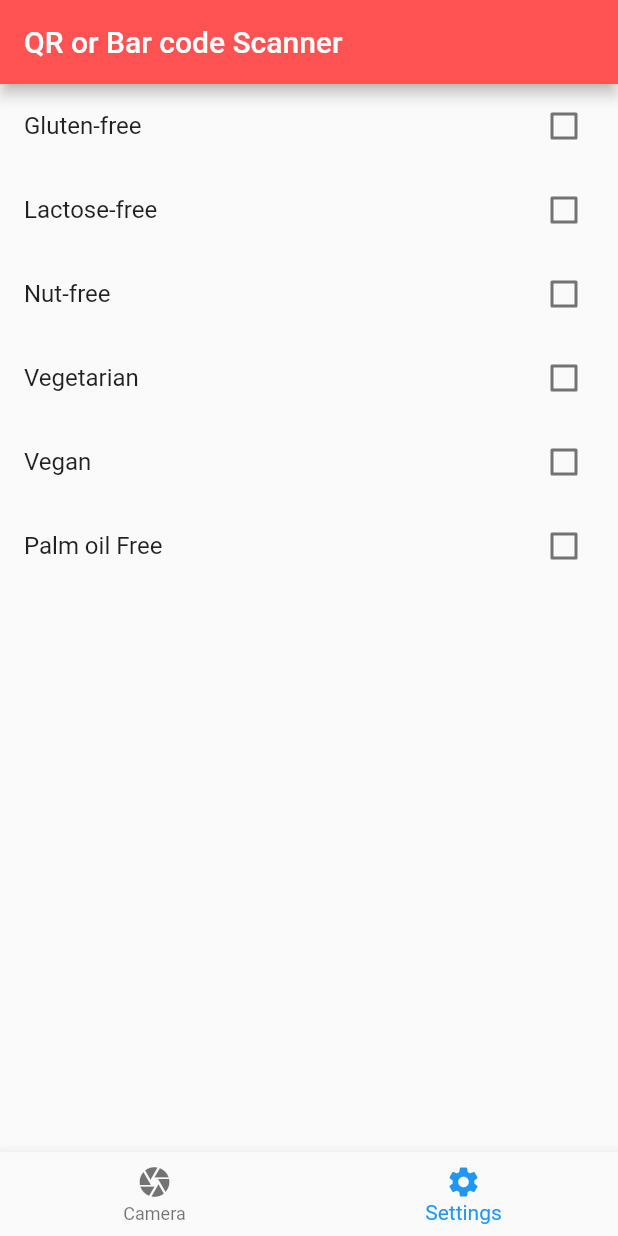
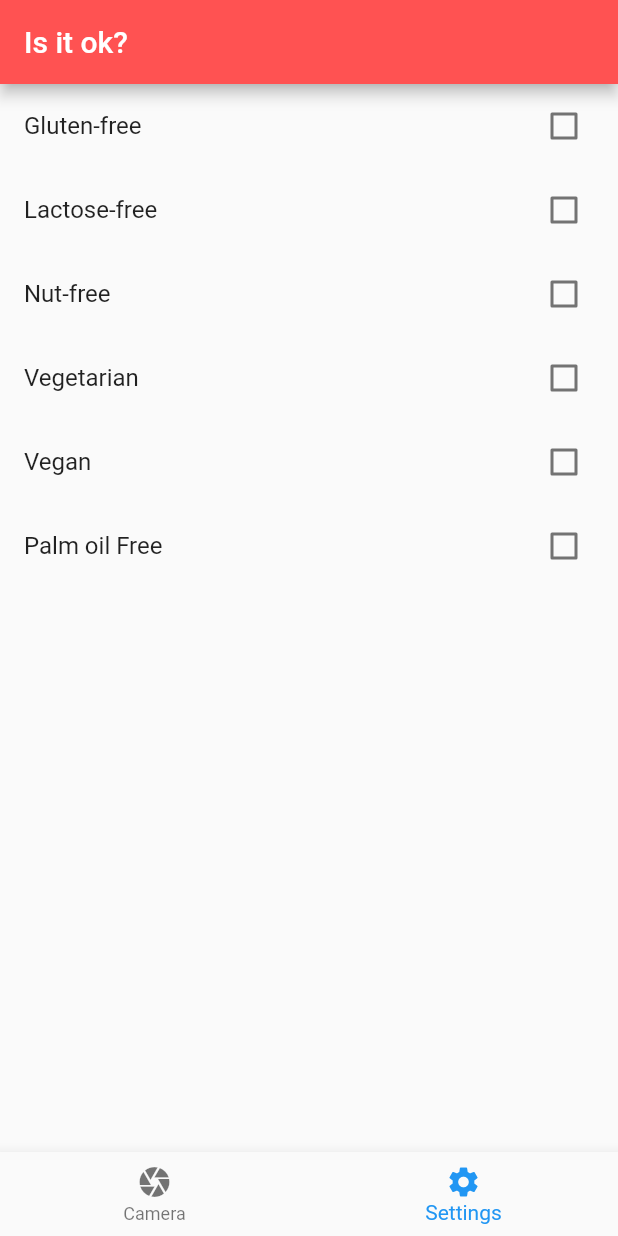
Before and after one commit to bloedboemmel/PickyPal, a Flutter app: the screen it shows after launch, item 2 of the bottom bar chosen, on a phone screen of 412 x 824 dp. Run offline on Flutter 3.47's test engine with Material 2 defaults, Android fonts, the phone set to English and light mode, and no system bars; our stand-ins replace shared_preferences; missing offline and left inert: qr_mobile_vision.

Commit message:
Split in verschiedene Files, Backbutton geht zu Kamera zurück. Immer!

```diff
--- a/lib/main.dart
+++ b/lib/main.dart
@@ -1,61 +1,44 @@
-
 import 'package:flutter/material.dart';
-import 'package:flutter_barcode_3/ProductView.dart';
-import 'package:qr_mobile_vision/qr_camera.dart';
+import 'package:flutter_barcode_3/ScannerScreen.dart';
 import 'package:flutter_barcode_3/userSettings.dart';
-//put this line manually
 
 void main() => runApp(MyApp());
 class MyApp extends StatelessWidget {
   @override
   Widget build(BuildContext context) {
     return  MaterialApp(
-      home: CamScanner(),
+      home: HomeScreen(),
     );
   }
 }
 
 //apply this class on home: attribute at MaterialApp()
-class CamScanner extends StatefulWidget{
+class HomeScreen extends StatefulWidget{
   @override
   State<StatefulWidget> createState() {
-    return _CamScanner(); //create state
+    return _HomeScreen(); //create state
   }
 }
 
-class _CamScanner extends State<CamScanner>{
+class _HomeScreen extends State<HomeScreen>{
   late String scanresult; //varaible for scan result text
   bool calledScreenAlready = false;
   int _selectedIndex = 0;
   @override
   void initState() {
-    scanresult = "";
-    calledScreenAlready = false;
     super.initState();
-  }
-  @override
-  void dispose() {
-    calledScreenAlready = true;
-    super.dispose();
-  }
-
-
-  @override
-  void didChangeAppLifecycleState(AppLifecycleState state) {
-    if (state == AppLifecycleState.resumed) {
-      calledScreenAlready = false;
-    }
   }
 
 
   @override
   Widget build(BuildContext context) {
-    return Scaffold(
+    return WillPopScope(
+        child: Scaffold(
                     appBar: AppBar(
-          title:Text("QR or Bar code Scanner"),
+                        title:const Text("Is it ok?"),
                         backgroundColor: Colors.redAccent
                     ),
-      body: _selectedIndex == 0 ? scanner(): SettingsPage(),
+                    body: _selectedIndex == 0 ? CamScanner(): SettingsPage(),
                     bottomNavigationBar: BottomNavigationBar(
                       items: const <BottomNavigationBarItem>[
                         BottomNavigationBarItem(
@@ -71,6 +54,19 @@ class _CamScanner extends State<CamScanner>{
                       currentIndex: _selectedIndex, //New
                       onTap: _onItemTapped,
                     ),
+                  ),
+        onWillPop: ()async{
+          if(_selectedIndex == 0){
+            return true;
+          }
+          else{
+            setState(() {
+              _selectedIndex = 0;
+            });
+
+            return false;
+          }
+          }
         );
   }
   void _onItemTapped(int index) {
@@ -78,40 +74,4 @@ class _CamScanner extends State<CamScanner>{
       _selectedIndex = index;
     });
   }
-  Container scanner(){
-
-    return Container(
-        alignment: Alignment.topCenter, //inner widget alignment to center
-        padding: EdgeInsets.all(20),
-        child:Column(
-          children:[
-            Container(
-                margin: EdgeInsets.only(top:30),
-                child: SizedBox(
-                  width: 300.0,
-                  height: 600.0,
-                  child: QrCamera(
-                    qrCodeCallback: (code) {
-                      print(code);
-                      scanresult = code!;
-                      if (!calledScreenAlready) {
-                        calledScreenAlready = true;
-                        Navigator.push(context, MaterialPageRoute(
-                            builder: (context) =>
-                                ProductView(barcode: code))).then((value) => setState((){calledScreenAlready = false;}));
 }
-                    },
-                    formats: [BarcodeFormats.EAN_13, BarcodeFormats.EAN_8],
-
-
-
-                  ),
-                )
-            )
-
-          ],
-        )
-    );
-  }
-
-}
--- a/lib/product.dart
+++ b/lib/product.dart
@@ -1,4 +1,3 @@
-import 'dart:ffi';
 enum YESMAYBENO{
   yes,
   maybe,
@@ -27,7 +26,8 @@ class Product {
   YESMAYBENO vegan = YESMAYBENO.maybe;
   YESMAYBENO vegeterian =   YESMAYBENO.maybe;
   YESMAYBENO palmoilfree = YESMAYBENO.maybe;
-  Product({required this.title, required this.barcode, glutenfree, lactosefree, nutfree, vegan, vegeterian, palmoilfree
+  Product({required this.title, required this.barcode, required this.glutenfree,
+    required this.lactosefree, required this.nutfree, required this.vegan, required this.vegeterian, required this.palmoilfree
   });
   bool isAllFree(){
     return nutfree && glutenfree && lactosefree;
```
Also changed, not shown: lib/ProductView.dart (+9 -16 lines), lib/ScannerScreen.dart (added, +73 -0 lines). Lines whose indentation alone changed are shown as unchanged.
